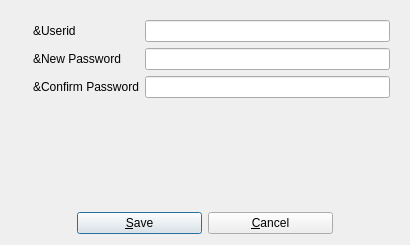
This is UI/biblioteq_password.ui in textbrowser/biblioteq as Qt 5 draws it before an edit. The edited form follows.
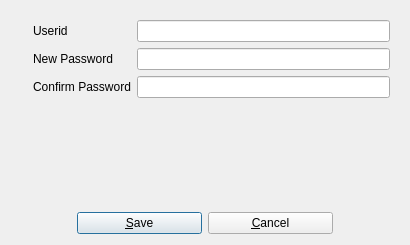
This is the edited form. Icons and pictures are not drawn.

What changed in the file:
```diff
--- a/UI/biblioteq_password.ui
+++ b/UI/biblioteq_password.ui
@@ -51,7 +51,7 @@
         <item row="0" column="0">
          <widget class="QLabel" name="label_6">
           <property name="text">
-           <string>&amp;Userid</string>
+           <string>Userid</string>
           </property>
          </widget>
         </item>
@@ -65,7 +65,7 @@
         <item row="1" column="0">
          <widget class="QLabel" name="label_5">
           <property name="text">
-           <string>&amp;New Password</string>
+           <string>New Password</string>
           </property>
          </widget>
         </item>
@@ -79,7 +79,7 @@
         <item row="2" column="0">
          <widget class="QLabel" name="label_2">
           <property name="text">
-           <string>&amp;Confirm Password</string>
+           <string>Confirm Password</string>
           </property>
          </widget>
         </item>
```
